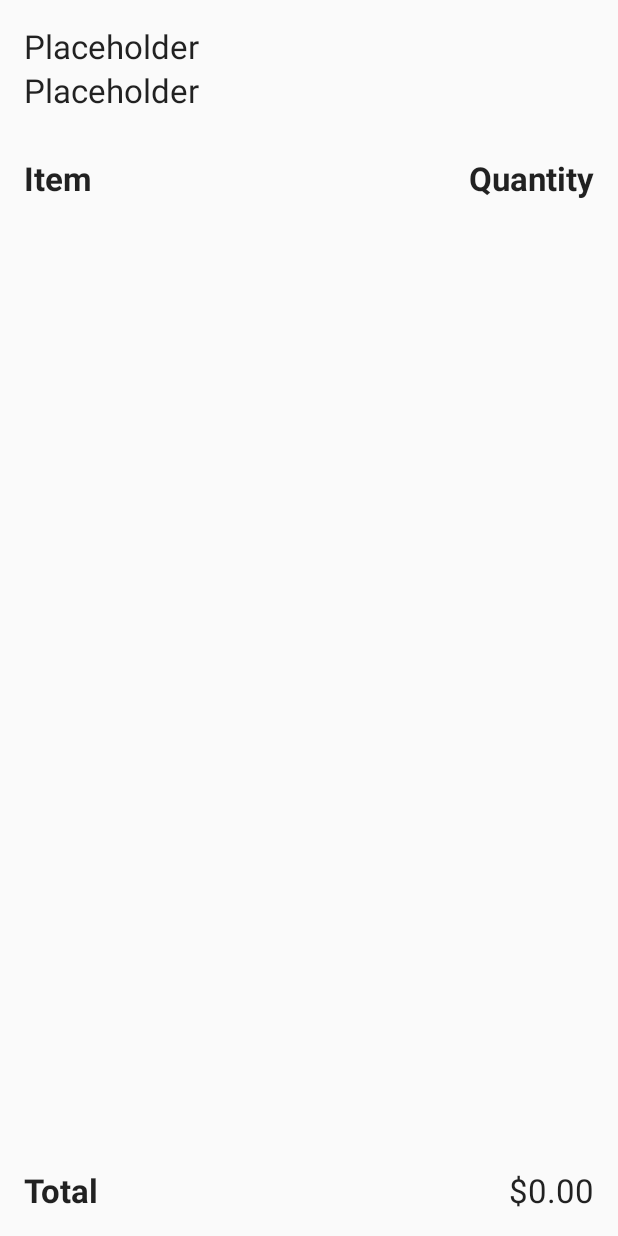
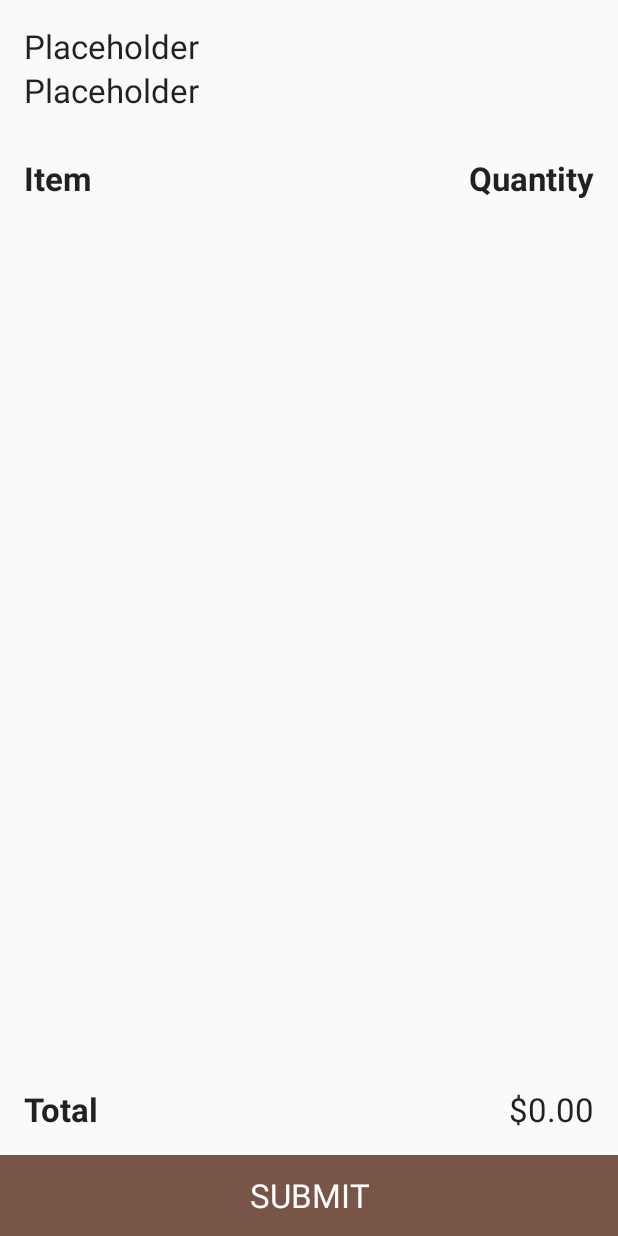
Before and after one commit to APcorp/kokopelli, an Android app: the layout activity_final.xml on its own in the app's theme, with its tools: preview values and no code run, on a phone screen of 412 x 824 dp. Run offline under Robolectric (Android 15) with nearby library versions, the phone set to English and light mode, and no system bars.

Commit message:
Now able to send emails from the final activity

```diff
--- a/app/src/main/res/layout/activity_final.xml
+++ b/app/src/main/res/layout/activity_final.xml
@@ -86,4 +86,14 @@
             android:textAppearance="?android:textAppearanceLarge" />
     </LinearLayout>
 
+    <Button
+        style="?android:buttonBarButtonStyle"
+        android:layout_width="match_parent"
+        android:layout_height="wrap_content"
+        android:background="@color/colorPrimary"
+        android:onClick="sendEmail"
+        android:text="@string/submit"
+        android:textColor="@android:color/white"
+        android:textAppearance="?android:textAppearanceLarge"/>
+
 </LinearLayout>
--- a/app/src/main/res/values/strings.xml
+++ b/app/src/main/res/values/strings.xml
@@ -53,4 +53,5 @@
     <string name="apple">Apple</string>
     <string name="banana">Banana</string>
     <string name="orange">Orange</string>
+    <string name="submit">SUBMIT</string>
 </resources>
```
Also changed, not shown: app/src/main/java/comapcorp/github/kokopelliorderform/FinalActivity.java (+17 -0 lines).
